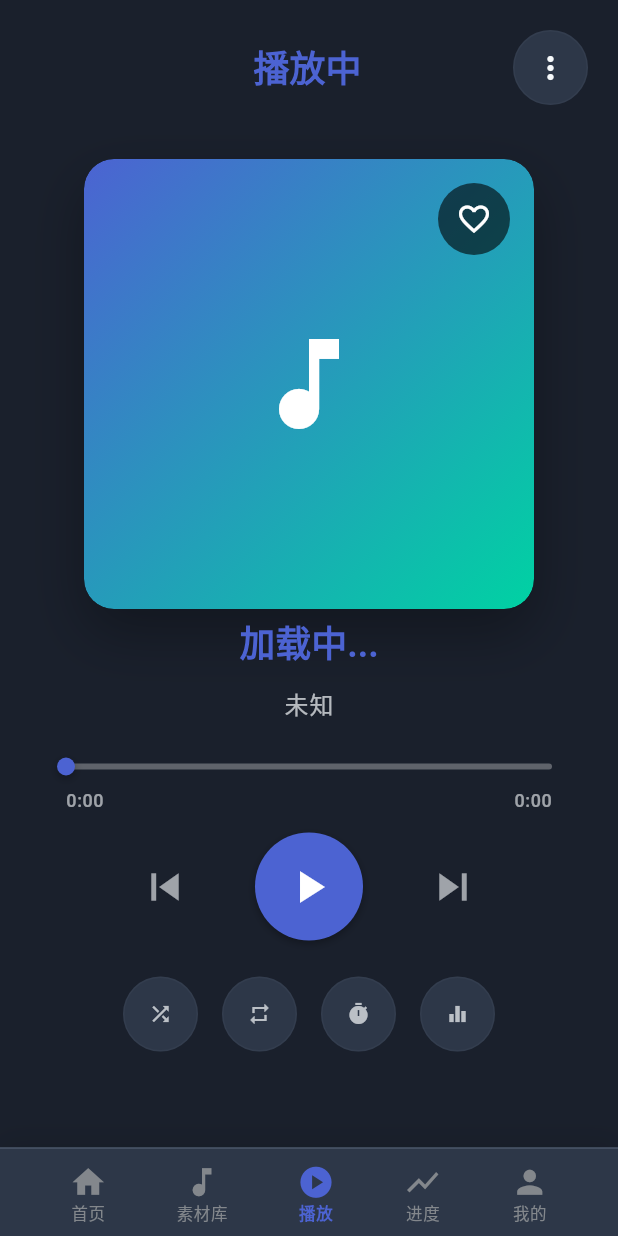
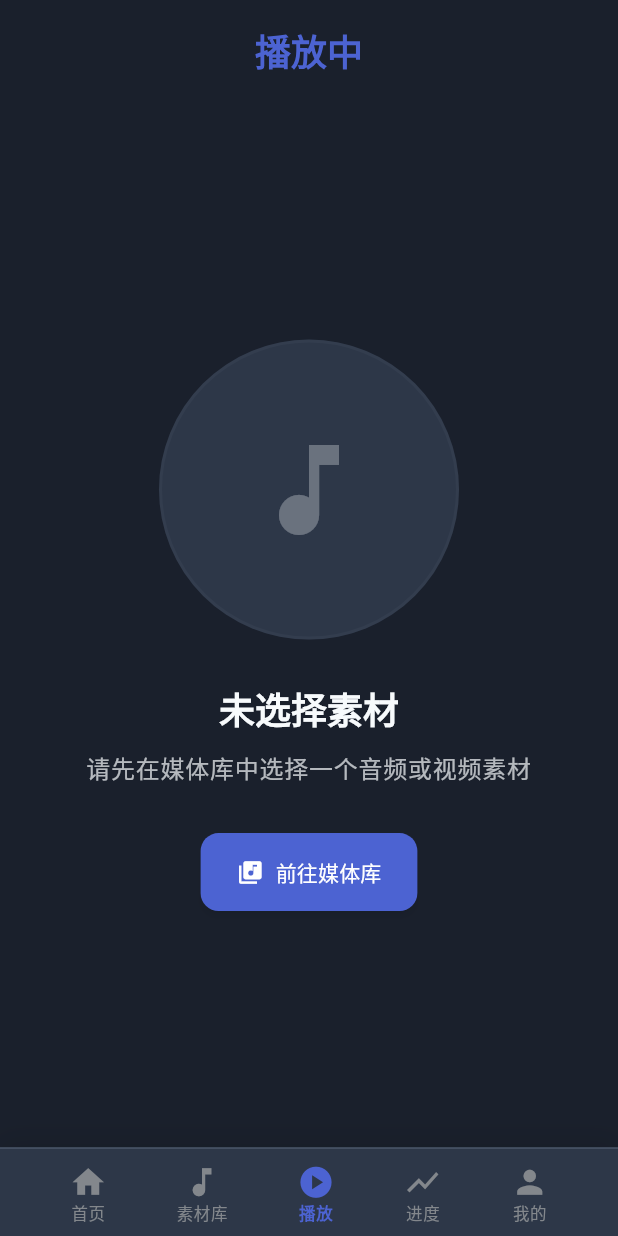
Before and after one commit to gonewx/mindra, a Flutter app: the PlayerPage screen opened by its route, on a phone screen of 412 x 824 dp. Run offline on Flutter 3.47's test engine with Material 3 defaults, Android fonts, the phone set to English and light mode, and no system bars; our stand-ins replace audioplayers, equatable, file_picker, flutter_bloc, get_it, go_router and 5 more; accounts and stored records are empty; network calls fail.

Commit message:
feat: 优化媒体播放器界面，添加未选择素材提示和内容展示逻辑

```diff
--- a/lib/features/player/presentation/pages/player_page.dart
+++ b/lib/features/player/presentation/pages/player_page.dart
@@ -48,8 +48,8 @@ class _PlayerPageState extends State<PlayerPage> {
   final MediaLocalDataSource _mediaDataSource = MediaLocalDataSource();
 
   // Media data getters
-  String get _title => _currentMedia?.title ?? '加载中...';
-  String get _category => _currentMedia?.category ?? '未知';
+  String get _title => widget.mediaId == null ? '未选择素材' : (_currentMedia?.title ?? '加载中...');
+  String get _category => widget.mediaId == null ? '' : (_currentMedia?.category ?? '未知');
 
   @override
   void initState() {
@@ -296,6 +296,7 @@ class _PlayerPageState extends State<PlayerPage> {
                       fontWeight: FontWeight.bold,
                     ),
                   ),
+                  if (widget.mediaId != null)
                     Container(
                       decoration: BoxDecoration(
                         shape: BoxShape.circle,
@@ -311,14 +312,76 @@ class _PlayerPageState extends State<PlayerPage> {
                           color: theme.colorScheme.onSurface,
                         ),
                       ),
-                  ),
+                    )
+                  else
+                    const SizedBox(width: 48), // 占位符，保持标题居中
                 ],
               ),
             ),
 
             // Content
             Expanded(
-              child: SingleChildScrollView(
+              child: widget.mediaId == null
+                  ? _buildEmptyState(theme)
+                  : _buildPlayerContent(theme),
+            ),
+          ],
+        ),
+      ),
+    );
+  }
+
+  Widget _buildEmptyState(ThemeData theme) {
+    return Center(
+      child: Column(
+        mainAxisAlignment: MainAxisAlignment.center,
+        children: [
+          Container(
+            width: 200,
+            height: 200,
+            decoration: BoxDecoration(
+              shape: BoxShape.circle,
+              color: theme.colorScheme.surface,
+              border: Border.all(
+                color: theme.colorScheme.outline.withValues(alpha: 0.2),
+                width: 2,
+              ),
+            ),
+            child: Icon(
+              Icons.music_note,
+              size: 80,
+              color: theme.colorScheme.onSurface.withValues(alpha: 0.3),
+            ),
+          ),
+          const SizedBox(height: 32),
+          Text(
+            '未选择素材',
+            style: theme.textTheme.headlineMedium?.copyWith(
+              color: theme.colorScheme.onSurface,
+              fontWeight: FontWeight.w600,
+            ),
+          ),
+          const SizedBox(height: 12),
+          Text(
+            '请先在媒体库中选择一个音频或视频素材',
+            style: theme.textTheme.bodyLarge?.copyWith(
+              color: theme.colorScheme.onSurface.withValues(alpha: 0.7),
+            ),
+            textAlign: TextAlign.center,
+          ),
+          const SizedBox(height: 32),
+          ElevatedButton.icon(
+            onPressed: () => context.go('/media'),
+            icon: const Icon(Icons.library_music),
+            label: const Text('前往媒体库'),
+          ),
+        ],
+      ),
+    );
+  }
+
+  Widget _buildPlayerContent(ThemeData theme) {
+    return SingleChildScrollView(
       padding: const EdgeInsets.symmetric(horizontal: 32),
       child: Column(
         children: [
@@ -455,11 +518,6 @@ class _PlayerPageState extends State<PlayerPage> {
 
           const SizedBox(height: 40),
         ],
-                ),
-              ),
-            ),
-          ],
-        ),
       ),
     );
   }
```
Lines whose indentation alone changed are shown as unchanged.
